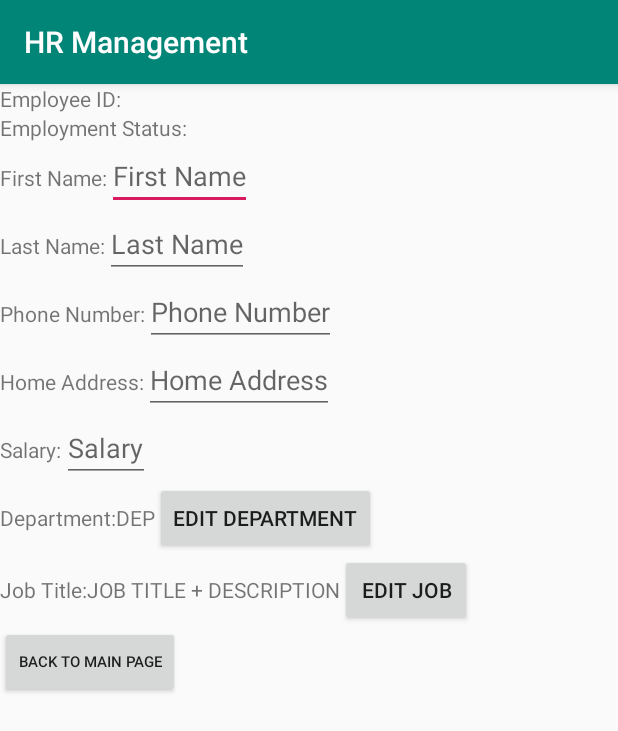
After one commit to tunglamk53/human-resources-management-Java-Android-App, an Android app: the EditEmployeeActivity screen opened directly, with no data from a screen before it, on a phone screen of 412 x 824 dp. The commit adds this screen. Shown: the top 731 px of the screen. Run offline under Robolectric (Android 15) with nearby library versions, the phone set to English and light mode, and no system bars.

Commit message:
Add Edit Employee Layout
Add Edit Employee Layout
Add Edit Employee Button

```diff
--- a/app/src/main/AndroidManifest.xml
+++ b/app/src/main/AndroidManifest.xml
@@ -9,6 +9,7 @@
         android:roundIcon="@mipmap/ic_launcher_round"
         android:supportsRtl="true"
         android:theme="@style/AppTheme">
+        <activity android:name=".Activity.EditEmployeeActivity"/>
         <activity android:name=".Activity.JobTitleActivity" />
         <activity android:name=".Activity.DepartmentActivity" />
         <activity android:name=".Activity.EmployeeActivity" />
--- /dev/null
+++ b/app/src/main/java/com/example/hrmanagement/Activity/EditEmployeeActivity.java
@@ -0,0 +1,34 @@
+package com.example.hrmanagement.Activity;
+
+import androidx.appcompat.app.AppCompatActivity;
+
+import android.content.Intent;
+import android.os.Bundle;
+import android.view.View;
+import android.widget.Button;
+
+import com.example.hrmanagement.MainActivity;
+import com.example.hrmanagement.R;
+
+public class EditEmployeeActivity extends AppCompatActivity {
+
+    @Override
+    protected void onCreate(Bundle savedInstanceState) {
+        super.onCreate(savedInstanceState);
+        setContentView(R.layout.activity_edit_employee);
+
+
+
+
+        Button btnFooter = findViewById(R.id.btnFooter);
+        btnFooter.setOnClickListener(new View.OnClickListener() {
+            @Override
+            public void onClick(View v) {
+                Intent i = new Intent(EditEmployeeActivity.this, MainActivity.class);
+                startActivity(i);
+            }
+        });
+
+
+    }
+}
--- a/app/src/main/java/com/example/hrmanagement/CustomAdapter/EmpRVAdapter.java
+++ b/app/src/main/java/com/example/hrmanagement/CustomAdapter/EmpRVAdapter.java
@@ -1,13 +1,16 @@
 package com.example.hrmanagement.CustomAdapter;
 
+import android.content.Intent;
 import android.view.LayoutInflater;
 import android.view.View;
 import android.view.ViewGroup;
+import android.widget.Button;
 import android.widget.TextView;
 
 import androidx.annotation.NonNull;
 import androidx.recyclerview.widget.RecyclerView;
 
+import com.example.hrmanagement.Activity.EditEmployeeActivity;
 import com.example.hrmanagement.Entity.Employee;
 import com.example.hrmanagement.R;
 
@@ -51,8 +54,9 @@ public class EmpRVAdapter extends RecyclerView.Adapter<EmpRVAdapter.ViewHolder>
         }
     }
 
-    public class ViewHolder extends RecyclerView.ViewHolder {
+    public class ViewHolder extends RecyclerView.ViewHolder implements View.OnClickListener {
         private TextView txtEmpId, txtEmpFName, txtEmpLName, txtEmpPhone, txtEmpAddress, txtEmpDepName;
+        private Button btnEditEmployee;
         public ViewHolder(@NonNull View itemView) {
             super(itemView);
             txtEmpId = itemView.findViewById(R.id.txtEmpId);
@@ -61,6 +65,17 @@ public class EmpRVAdapter extends RecyclerView.Adapter<EmpRVAdapter.ViewHolder>
             txtEmpPhone = itemView.findViewById(R.id.txtEmpPhone);
             txtEmpAddress = itemView.findViewById(R.id.txtEmpAddress);
             txtEmpDepName = itemView.findViewById(R.id.txtEmpDepName);
+
+            btnEditEmployee = itemView.findViewById(R.id.btnEditEmp);
+            btnEditEmployee.setOnClickListener(this);
+        }
+
+        @Override
+        public void onClick(View v) {
+            if(v.getId() == btnEditEmployee.getId()){
+                Intent i = new Intent(v.getContext(), EditEmployeeActivity.class);
+                v.getContext().startActivity(i);
+            }
         }
     }
 
--- /dev/null
+++ b/app/src/main/res/layout/activity_edit_employee.xml
@@ -0,0 +1,168 @@
+<?xml version="1.0" encoding="utf-8"?>
+<LinearLayout xmlns:android="http://schemas.android.com/apk/res/android"
+    xmlns:app="http://schemas.android.com/apk/res-auto"
+    xmlns:tools="http://schemas.android.com/tools"
+    android:layout_width="match_parent"
+    android:layout_height="match_parent"
+    tools:context=".Activity.EditEmployeeActivity"
+    android:orientation="vertical">
+
+    <LinearLayout
+        android:layout_width="wrap_content"
+        android:layout_height="wrap_content"
+        android:orientation="horizontal">
+
+        <TextView
+            android:layout_width="wrap_content"
+            android:layout_height="wrap_content"
+            android:text="Employee ID:" />
+
+        <TextView
+            android:id="@+id/txtEditEmpId"
+            android:layout_width="wrap_content"
+            android:layout_height="wrap_content" />
+    </LinearLayout>
+
+    <TextView
+        android:layout_width="wrap_content"
+        android:layout_height="wrap_content"
+        android:text="Employment Status:"/>
+
+    <LinearLayout
+        android:layout_width="wrap_content"
+        android:layout_height="wrap_content"
+        android:orientation="horizontal">
+
+        <TextView
+            android:layout_width="wrap_content"
+            android:layout_height="wrap_content"
+            android:text="First Name:" />
+
+        <EditText
+            android:id="@+id/edtEditEmpFName"
+            android:layout_width="wrap_content"
+            android:layout_height="wrap_content"
+            android:hint="First Name" />
+
+    </LinearLayout>
+
+    <LinearLayout
+        android:layout_width="wrap_content"
+        android:layout_height="wrap_content"
+        android:orientation="horizontal">
+
+        <TextView
+            android:layout_width="wrap_content"
+            android:layout_height="wrap_content"
+            android:text="Last Name:" />
+
+        <EditText
+            android:id="@+id/edtEditEmpLName"
+            android:layout_width="wrap_content"
+            android:layout_height="wrap_content"
+            android:hint="Last Name" />
+    </LinearLayout>
+
+    <LinearLayout
+        android:layout_width="wrap_content"
+        android:layout_height="wrap_content"
+        android:orientation="horizontal">
+
+        <TextView
+            android:layout_width="wrap_content"
+            android:layout_height="wrap_content"
+            android:text="Phone Number:" />
+
+        <EditText
+            android:id="@+id/edtEditPhone"
+            android:layout_width="wrap_content"
+            android:layout_height="wrap_content"
+            android:hint="Phone Number" />
+    </LinearLayout>
+
+    <LinearLayout
+        android:layout_width="wrap_content"
+        android:layout_height="wrap_content"
+        android:orientation="horizontal">
+
+        <TextView
+            android:layout_width="wrap_content"
+            android:layout_height="wrap_content"
+            android:text="Home Address:" />
+
+        <EditText
+            android:id="@+id/edtEditAddress"
+            android:layout_width="wrap_content"
+            android:layout_height="wrap_content"
+            android:hint="Home Address" />
+    </LinearLayout>
+
+    <LinearLayout
+        android:layout_width="wrap_content"
+        android:layout_height="wrap_content"
+        android:orientation="horizontal">
+
+        <TextView
+            android:layout_width="wrap_content"
+            android:layout_height="wrap_content"
+            android:text="Salary:" />
+
+        <EditText
+            android:id="@+id/edtEditSalary"
+            android:layout_width="wrap_content"
+            android:layout_height="wrap_content"
+            android:hint="Salary" />
+    </LinearLayout>
+
+
+    <LinearLayout
+        android:layout_width="wrap_content"
+        android:layout_height="wrap_content"
+        android:orientation="horizontal">
+
+        <TextView
+            android:layout_width="wrap_content"
+            android:layout_height="wrap_content"
+            android:text="Department:" />
+
+        <TextView
+            android:id="@+id/txtEditEmpDepartment"
+            android:layout_width="wrap_content"
+            android:layout_height="wrap_content"
+            android:text="DEP" />
+
+        <Button
+            android:id="@+id/btnEditEmpDep"
+            android:layout_width="wrap_content"
+            android:layout_height="wrap_content"
+            android:text="EDIT DEPARTMENT" />
+    </LinearLayout>
+
+
+    <LinearLayout
+        android:layout_width="wrap_content"
+        android:layout_height="wrap_content"
+        android:orientation="horizontal">
+
+        <TextView
+            android:layout_width="wrap_content"
+            android:layout_height="wrap_content"
+            android:text="Job Title:" />
+
+        <TextView
+            android:id="@+id/txtEditEmpJob"
+            android:layout_width="wrap_content"
+            android:layout_height="wrap_content"
+            android:text="JOB TITLE + DESCRIPTION" />
+
+        <Button
+            android:id="@+id/btnEditEmpJob"
+            android:layout_width="wrap_content"
+            android:layout_height="wrap_content"
+            android:text="EDIT JOB" />
+    </LinearLayout>
+
+
+    <include layout="@layout/footerlayout"/>
+
+</LinearLayout>
--- a/app/src/main/res/layout/recycler_view_employee.xml
+++ b/app/src/main/res/layout/recycler_view_employee.xml
@@ -39,4 +39,19 @@
         android:layout_height="wrap_content"
         android:layout_marginRight="10dp"/>
 
+    <Button
+        android:id="@+id/btnEditEmp"
+        android:layout_width="42dp"
+        android:layout_height="30dp"
+        android:text="EDIT"
+        android:textSize="8dp" />
+
+    <TextView
+        android:layout_width="wrap_content"
+        android:layout_height="wrap_content"
+        android:id="@+id/txtDeleteEmp"
+        android:text='@string/text_delete_employee'
+        android:textSize="8dp"
+        android:layout_marginLeft="2dp"/>
+
 </LinearLayout>
--- a/app/src/main/res/values/strings.xml
+++ b/app/src/main/res/values/strings.xml
@@ -1,4 +1,5 @@
 <resources>
     <string name="app_name">HR Management</string>
     <string name="add_job_title_text">(Not found the job title)\n<u>Click here to add new a new Job title</u>.</string>
+    <string name="text_delete_employee"><u>DELETE</u>.</string>
 </resources>
```
Also changed, not shown: app/src/main/java/com/example/hrmanagement/Activity/EmployeeActivity.java (+8 -1 lines), 1 other file.
